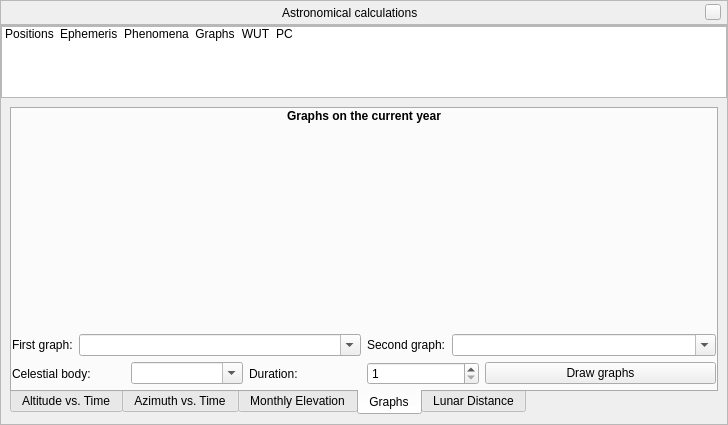
This is src/gui/astroCalcDialog.ui in 519984307/stellarium_src as Qt 5 draws it before an edit. The edited form follows.
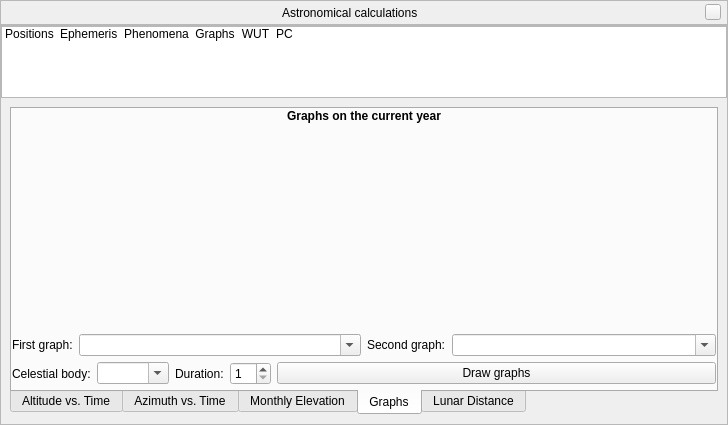
This is the edited form. The open tabs and pages were chosen to show the change. Icons and pictures are not drawn. Custom widgets are drawn as their Qt base class.

Commit message: Visual fix for AstroCalc/Graphs [Graphs] tool

What changed in the file:
```diff
--- a/src/gui/astroCalcDialog.ui
+++ b/src/gui/astroCalcDialog.ui
@@ -1441,6 +1441,12 @@
                 </item>
                 <item>
                  <widget class="QPushButton" name="drawGraphsPushButton">
+                  <property name="sizePolicy">
+                   <sizepolicy hsizetype="Expanding" vsizetype="Fixed">
+                    <horstretch>0</horstretch>
+                    <verstretch>0</verstretch>
+                   </sizepolicy>
+                  </property>
                   <property name="text">
                    <string>Draw graphs</string>
                   </property>
```
